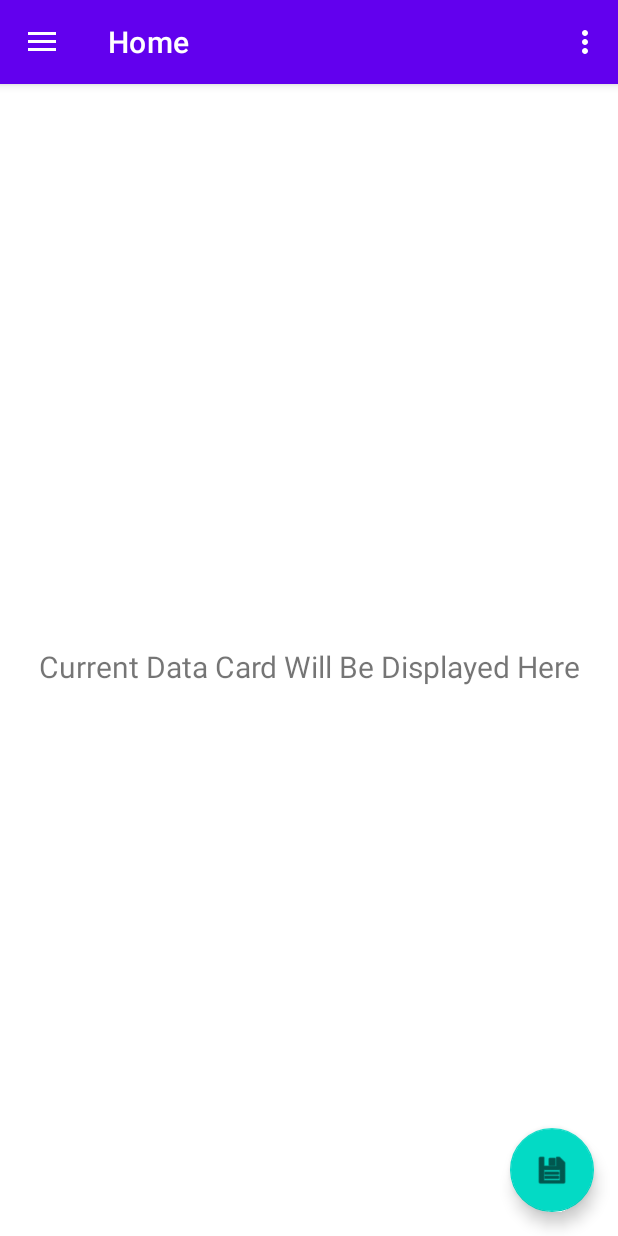
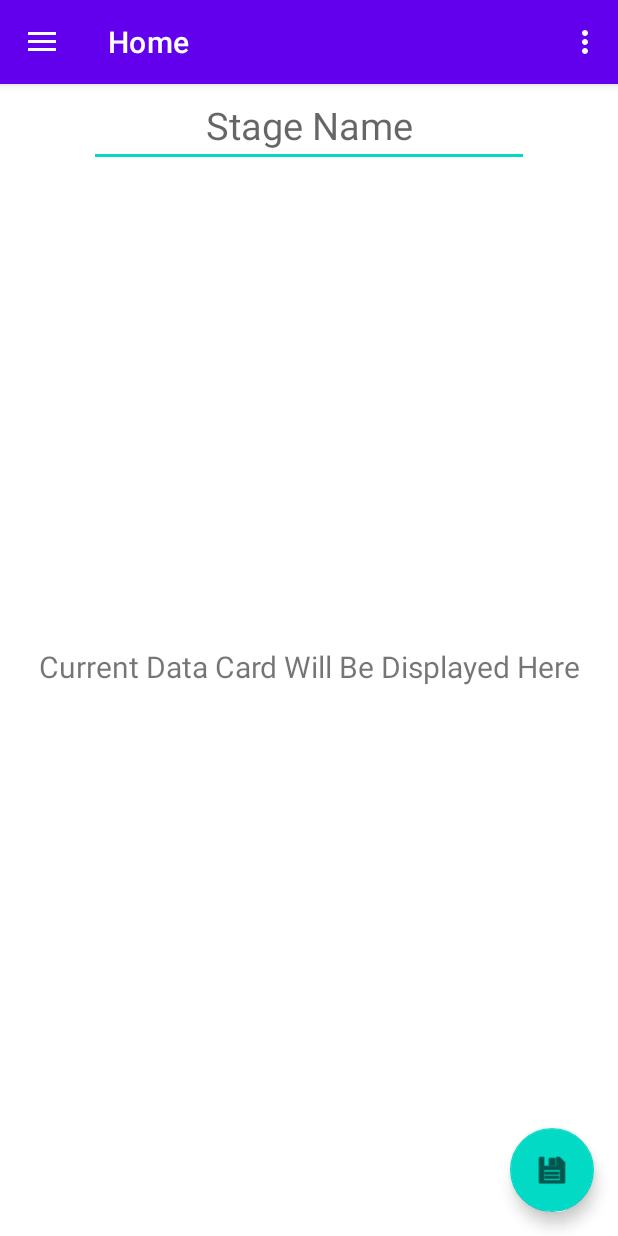
Before and after one commit to Jgriffiths92/Open_E-Reloading-Assistant, an Android app: the MainActivity screen opened directly, with no data from a screen before it, on a phone screen of 412 x 824 dp. Run offline under Robolectric (Android 15) with nearby library versions, the phone set to English and light mode, and no system bars; our stand-ins replace navigation-ui.

Commit message:
added stage name option for data card

```diff
--- a/app/src/main/res/layout/fragment_home.xml
+++ b/app/src/main/res/layout/fragment_home.xml
@@ -19,4 +19,21 @@
         app:layout_constraintEnd_toEndOf="parent"
         app:layout_constraintStart_toStartOf="parent"
         app:layout_constraintTop_toTopOf="parent" />
+
+    <EditText
+        android:id="@+id/editTextText"
+        android:layout_width="wrap_content"
+        android:layout_height="wrap_content"
+        android:autofillHints=""
+        android:ems="10"
+        android:gravity="center_horizontal"
+        android:inputType="text"
+        android:hint="@string/stage_name"
+        android:text=""
+        android:textSize="25sp"
+        app:layout_constraintEnd_toEndOf="parent"
+        app:layout_constraintStart_toStartOf="parent"
+        app:layout_constraintTop_toTopOf="parent"
+        tools:ignore="MissingConstraints,SpeakableTextPresentCheck" />
+
 </androidx.constraintlayout.widget.ConstraintLayout>
--- a/app/src/main/res/values/strings.xml
+++ b/app/src/main/res/values/strings.xml
@@ -11,4 +11,5 @@
     <string name="menu_gallery">Saved Cards</string>
     <string name="menu_manage">Manage Data</string>
     <string name="open_e_dope">Open E-Dope</string>
+    <string name="stage_name">Stage Name</string>
 </resources>
```
